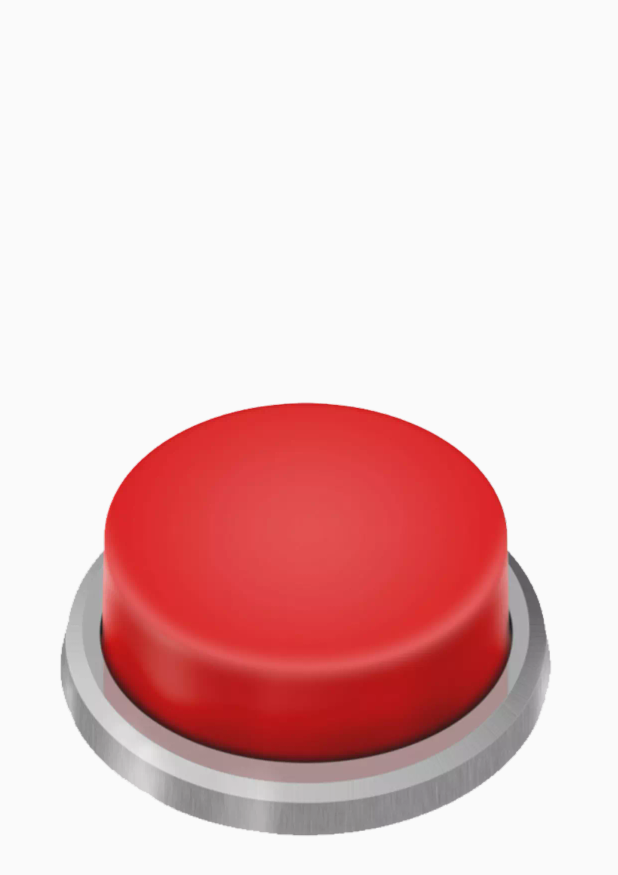
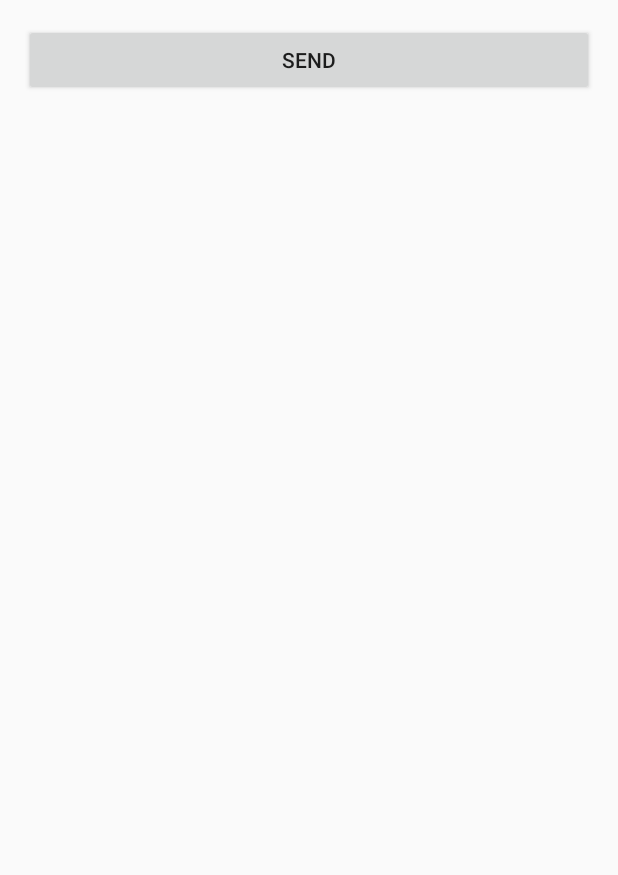
Before and after one commit to amirmhrzan123/TestAlarm, an Android app: the layout activity_home.xml on its own in the app's theme, with its tools: preview values and no code run, on a phone screen of 412 x 824 dp. Shown: the top 875 px of the screen. Run offline under Robolectric (Android 15) with nearby library versions, the light colour scheme and no system bars.

Commit message:
changes in index file

```diff
--- a/app/src/main/java/com/example/sialarm/di/appModule.kt
+++ b/app/src/main/java/com/example/sialarm/di/appModule.kt
@@ -5,6 +5,7 @@ import android.content.res.Resources
 import com.example.sialarm.data.prefs.PrefsManager
 import com.example.sialarm.ui.homepage.contacts.ContactsRepository
 import com.example.sialarm.ui.landingScreen.LandingRepository
+import com.example.sialarm.ui.test.NotificationRepository
 import com.google.firebase.database.FirebaseDatabase
 import kotlinx.coroutines.CoroutineScope
 import kotlinx.coroutines.Dispatchers
@@ -19,6 +20,7 @@ val appModule = module {
     single { CoroutineScope(Dispatchers.Main + Job()) }
     single { provideLandingRepository(get(),get(),get())}
     single { provideContactsRepository(get(),get(),get()) }
+    single { provideNotificationRepository(get(),get(),get())}
 }
 
 fun provideResources(context: Context): Resources = context.resources
@@ -32,3 +34,7 @@ fun provideContactsRepository(viewModelScope:CoroutineScope,
                               prefsManager: PrefsManager,
                               firebaseDatabase: FirebaseDatabase):ContactsRepository
 = ContactsRepository(firebaseDatabase,viewModelScope,prefsManager)
+
+fun provideNotificationRepository(viewModelScope: CoroutineScope,firebaseDatabase: FirebaseDatabase,
+                                  prefsManager: PrefsManager): NotificationRepository
+= NotificationRepository(viewModelScope,firebaseDatabase,prefsManager)
--- a/app/src/main/java/com/example/sialarm/di/viewModelModule.kt
+++ b/app/src/main/java/com/example/sialarm/di/viewModelModule.kt
@@ -4,6 +4,7 @@ import com.example.sialarm.ui.homepage.HomeViewModel
 import com.example.sialarm.ui.homepage.contacts.ContactsViewModel
 import com.example.sialarm.ui.homepage.notification.NotificationViewModel
 import com.example.sialarm.ui.landingScreen.LandingScreenViewModel
+import com.example.sialarm.ui.test.NotificationTestViewModel
 import org.koin.androidx.viewmodel.ext.koin.viewModel
 import org.koin.dsl.module.module
 
@@ -17,5 +18,7 @@ val viewModelModule = module {
 
     viewModel { LandingScreenViewModel(get()) }
 
+    viewModel { NotificationTestViewModel(get()) }
+
 
 }
--- a/app/src/main/res/layout/activity_home.xml
+++ b/app/src/main/res/layout/activity_home.xml
@@ -1,23 +1,34 @@
 <?xml version="1.0" encoding="utf-8"?>
+
+<layout xmlns:app="http://schemas.android.com/apk/res-auto">
+
+    <data>
+        <variable
+            name="viewModel"
+            type="com.example.sialarm.ui.test.NotificationTestViewModel" />
+    </data>
+
     <androidx.constraintlayout.widget.ConstraintLayout
         xmlns:android="http://schemas.android.com/apk/res/android"
-    xmlns:app="http://schemas.android.com/apk/res-auto"
         android:orientation="vertical"
         android:layout_width="match_parent"
         android:layout_height="match_parent">
 
         <Button
-        android:layout_width="wrap_content"
+            android:id="@+id/button"
+            android:layout_width="match_parent"
             android:layout_height="wrap_content"
-        android:layout_marginTop="8dp"
-        android:layout_marginEnd="8dp"
-        android:layout_marginBottom="8dp"
-        android:background="@drawable/btn_state"
-        app:layout_constraintBottom_toBottomOf="parent"
+            android:layout_margin="16dp"
+            android:layout_marginTop="136dp"
+            android:text="Send"
             app:layout_constraintEnd_toEndOf="parent"
+            app:layout_constraintHorizontal_bias="1.0"
             app:layout_constraintStart_toStartOf="parent"
             app:layout_constraintTop_toTopOf="parent" />
 
 
 
+
+
     </androidx.constraintlayout.widget.ConstraintLayout>
+</layout>
```
Also changed, not shown: app/src/main/AndroidManifest.xml (+6 -6 lines), app/src/main/java/com/example/sialarm/ui/test/INotificationNavigator.kt (added, +4 -0 lines), app/src/main/java/com/example/sialarm/ui/test/NotificationRepository.kt (added, +10 -0 lines), app/src/main/java/com/example/sialarm/ui/test/NotificationTestActivity.kt (renamed from app/src/main/java/com/example/sialarm/ui/NotificationTestActivity.kt, +25 -7 lines), app/src/main/java/com/example/sialarm/ui/test/NotificationTestViewModel.kt (added, +7 -0 lines), 3 other files. Lines whose indentation alone changed are shown as unchanged.
